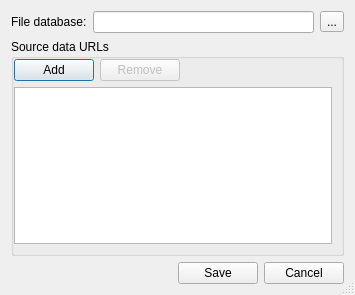
khmaksim/Airway, file settingsdialog.ui: the form before one commit.
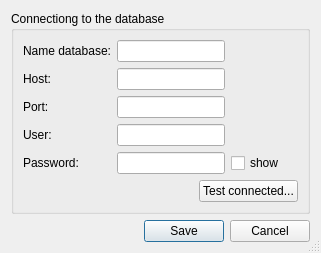
The form after the commit.

Commit message: Add connecting to the database. Change setting dialog.

Diff of the .ui file:
```diff
--- a/settingsdialog.ui
+++ b/settingsdialog.ui
@@ -6,8 +6,8 @@
    <rect>
     <x>0</x>
     <y>0</y>
-    <width>355</width>
-    <height>295</height>
+    <width>321</width>
+    <height>233</height>
    </rect>
   </property>
   <property name="windowTitle">
@@ -17,40 +17,166 @@
    <bool>true</bool>
   </property>
   <layout class="QGridLayout" name="gridLayout">
-   <item row="1" column="0" colspan="3">
+   <item row="0" column="0" colspan="2">
     <widget class="QGroupBox" name="groupBox">
      <property name="title">
-      <string>Source data URLs</string>
+      <string>Connectiong to the database</string>
      </property>
      <property name="flat">
       <bool>true</bool>
      </property>
      <layout class="QGridLayout" name="gridLayout_2">
-      <property name="leftMargin">
-       <number>0</number>
-      </property>
-      <property name="topMargin">
-       <number>0</number>
-      </property>
-      <item row="0" column="0">
-       <widget class="QPushButton" name="addButton">
-        <property name="text">
-         <string>Add</string>
+      <item row="0" column="0" colspan="2">
+       <widget class="QLabel" name="label_10">
+        <property name="sizePolicy">
+         <sizepolicy hsizetype="Maximum" vsizetype="Preferred">
+          <horstretch>0</horstretch>
+          <verstretch>0</verstretch>
+         </sizepolicy>
         </property>
-       </widget>
-      </item>
-      <item row="0" column="1">
-       <widget class="QPushButton" name="removeButton">
-        <property name="enabled">
-         <bool>false</bool>
-        </property>
         <property name="text">
-         <string>Remove</string>
+         <string>Name database:</string>
+        </property>
+        <property name="buddy">
+         <cstring>nameDatabaseLineEdit</cstring>
         </property>
        </widget>
       </item>
       <item row="0" column="2">
-       <spacer name="horizontalSpacer_2">
+       <widget class="QLineEdit" name="nameDatabaseLineEdit"/>
+      </item>
+      <item row="1" column="0">
+       <widget class="QLabel" name="label_5">
+        <property name="sizePolicy">
+         <sizepolicy hsizetype="Maximum" vsizetype="Preferred">
+          <horstretch>0</horstretch>
+          <verstretch>0</verstretch>
+         </sizepolicy>
+        </property>
+        <property name="text">
+         <string>Host:</string>
+        </property>
+        <property name="buddy">
+         <cstring>hostServerDatabaseLineEdit</cstring>
+        </property>
+       </widget>
+      </item>
+      <item row="1" column="2">
+       <widget class="QLineEdit" name="hostServerDatabaseLineEdit"/>
+      </item>
+      <item row="2" column="0">
+       <widget class="QLabel" name="label_9">
+        <property name="sizePolicy">
+         <sizepolicy hsizetype="Maximum" vsizetype="Preferred">
+          <horstretch>0</horstretch>
+          <verstretch>0</verstretch>
+         </sizepolicy>
+        </property>
+        <property name="text">
+         <string>Port:</string>
+        </property>
+        <property name="buddy">
+         <cstring>portServerDatabaseLineEdit</cstring>
+        </property>
+       </widget>
+      </item>
+      <item row="2" column="2">
+       <widget class="QLineEdit" name="portServerDatabaseLineEdit"/>
+      </item>
+      <item row="3" column="0">
+       <widget class="QLabel" name="label_8">
+        <property name="sizePolicy">
+         <sizepolicy hsizetype="Maximum" vsizetype="Preferred">
+          <horstretch>0</horstretch>
+          <verstretch>0</verstretch>
+         </sizepolicy>
+        </property>
+        <property name="text">
+         <string>User:</string>
+        </property>
+        <property name="buddy">
+         <cstring>userLineEdit</cstring>
+        </property>
+       </widget>
+      </item>
+      <item row="3" column="2">
+       <widget class="QLineEdit" name="userLineEdit"/>
+      </item>
+      <item row="4" column="0" colspan="2">
+       <widget class="QLabel" name="label_7">
+        <property name="sizePolicy">
+         <sizepolicy hsizetype="Maximum" vsizetype="Preferred">
+          <horstretch>0</horstretch>
+          <verstretch>0</verstretch>
+         </sizepolicy>
+        </property>
+        <property name="text">
+         <string>Password:</string>
+        </property>
+        <property name="buddy">
+         <cstring>passwordLineEdit</cstring>
+        </property>
+       </widget>
+      </item>
+      <item row="4" column="2">
+       <widget class="QLineEdit" name="passwordLineEdit">
+        <property name="echoMode">
+         <enum>QLineEdit::Password</enum>
+        </property>
+       </widget>
+      </item>
+      <item row="4" column="3">
+       <widget class="QCheckBox" name="showPasswordCheckBox">
+        <property name="text">
+         <string>show</string>
+        </property>
+       </widget>
+      </item>
+      <item row="5" column="0" colspan="4">
+       <layout class="QHBoxLayout" name="horizontalLayout_2">
+        <item>
+         <widget class="QLabel" name="statusConnectLabel">
+          <property name="sizePolicy">
+           <sizepolicy hsizetype="Expanding" vsizetype="Preferred">
+            <horstretch>0</horstretch>
+            <verstretch>0</verstretch>
+           </sizepolicy>
+          </property>
+          <property name="text">
+           <string/>
+          </property>
+          <property name="alignment">
+           <set>Qt::AlignCenter</set>
+          </property>
+         </widget>
+        </item>
+        <item>
+         <widget class="QPushButton" name="testConnectedButton">
+          <property name="text">
+           <string>Test connected...</string>
+          </property>
+          <property name="autoDefault">
+           <bool>false</bool>
+          </property>
+         </widget>
+        </item>
+       </layout>
+      </item>
+      <item row="6" column="1">
+       <spacer name="verticalSpacer">
+        <property name="orientation">
+         <enum>Qt::Vertical</enum>
+        </property>
+        <property name="sizeHint" stdset="0">
+         <size>
+          <width>20</width>
+          <height>40</height>
+         </size>
+        </property>
+       </spacer>
+      </item>
+      <item row="2" column="3">
+       <spacer name="horizontalSpacer_3">
         <property name="orientation">
          <enum>Qt::Horizontal</enum>
         </property>
@@ -62,13 +188,10 @@
         </property>
        </spacer>
       </item>
-      <item row="1" column="0" colspan="3">
-       <widget class="QListWidget" name="sourceDataUrlListWidget"/>
-      </item>
      </layout>
     </widget>
    </item>
-   <item row="2" column="0" colspan="3">
+   <item row="1" column="0" colspan="2">
     <layout class="QHBoxLayout" name="horizontalLayout">
      <item>
       <spacer name="horizontalSpacer">
@@ -95,31 +218,13 @@
        <property name="text">
         <string>Cancel</string>
        </property>
+       <property name="autoDefault">
+        <bool>false</bool>
+       </property>
       </widget>
      </item>
     </layout>
    </item>
-   <item row="0" column="1">
-    <widget class="QLineEdit" name="fileDatabaseLineEdit">
-     <property name="readOnly">
-      <bool>true</bool>
-     </property>
-    </widget>
-   </item>
-   <item row="0" column="2">
-    <widget class="QToolButton" name="selectFileButton">
-     <property name="text">
-      <string>...</string>
-     </property>
-    </widget>
-   </item>
-   <item row="0" column="0">
-    <widget class="QLabel" name="label">
-     <property name="text">
-      <string>File database:</string>
-     </property>
-    </widget>
-   </item>
   </layout>
  </widget>
  <resources/>
```
Left out of the diff: 15 changed lines with no effect on the pictures. The commit also changes 9 other files.
